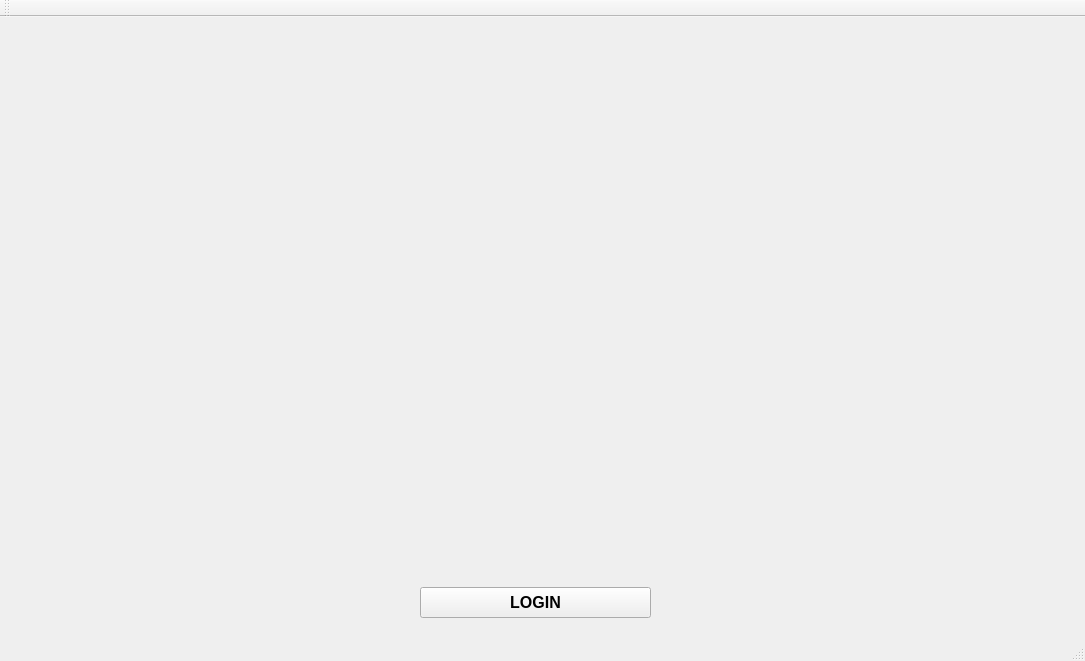
The window that mainwindow.ui (stoic1979/SocialDashboard) describes before a commit, drawn with Qt 5.
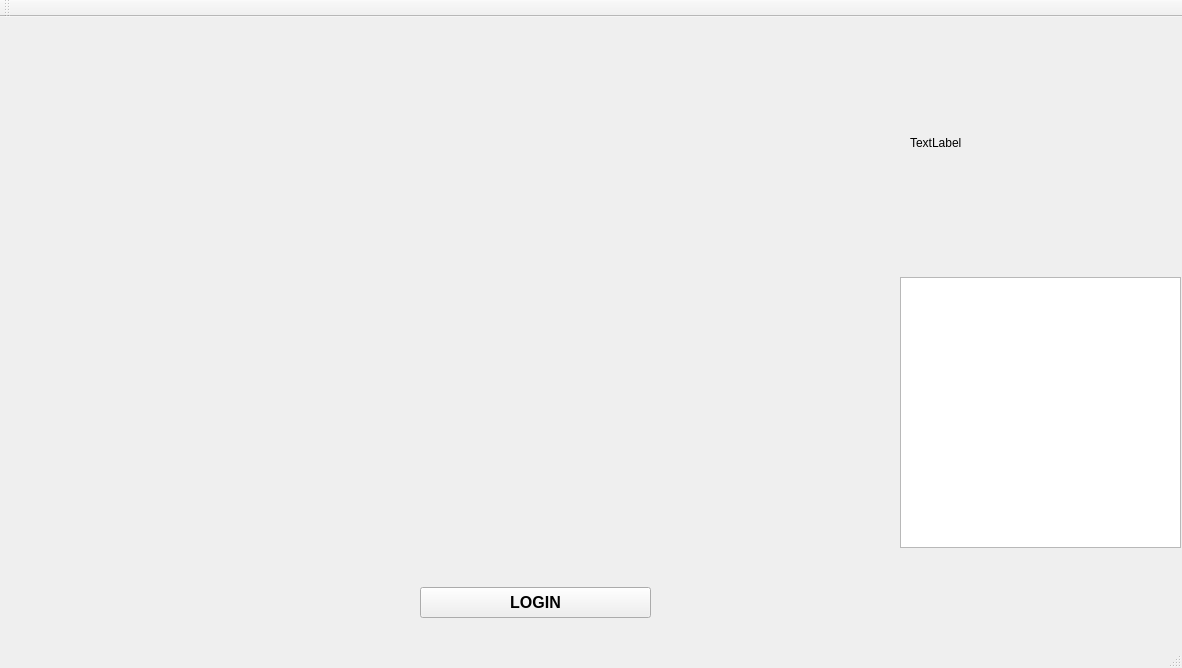
The same window after the commit.

Commit message: UI tests with images

Patch:
```diff
--- a/mainwindow.ui
+++ b/mainwindow.ui
@@ -6,8 +6,8 @@
    <rect>
     <x>0</x>
     <y>0</y>
-    <width>1085</width>
-    <height>661</height>
+    <width>1182</width>
+    <height>668</height>
    </rect>
   </property>
   <property name="windowTitle">
@@ -39,11 +39,34 @@
      <rect>
       <x>20</x>
       <y>20</y>
-      <width>1051</width>
+      <width>881</width>
       <height>531</height>
      </rect>
     </property>
    </widget>
+   <widget class="QGraphicsView" name="graphicsView">
+    <property name="geometry">
+     <rect>
+      <x>900</x>
+      <y>260</y>
+      <width>281</width>
+      <height>271</height>
+     </rect>
+    </property>
+   </widget>
+   <widget class="QLabel" name="label">
+    <property name="geometry">
+     <rect>
+      <x>910</x>
+      <y>30</y>
+      <width>241</width>
+      <height>191</height>
+     </rect>
+    </property>
+    <property name="text">
+     <string>TextLabel</string>
+    </property>
+   </widget>
   </widget>
   <widget class="QMenuBar" name="menuBar">
    <property name="geometry">
```
Left out of the diff: 2 changed lines with no effect on the pictures. The commit also changes 5 other files.
